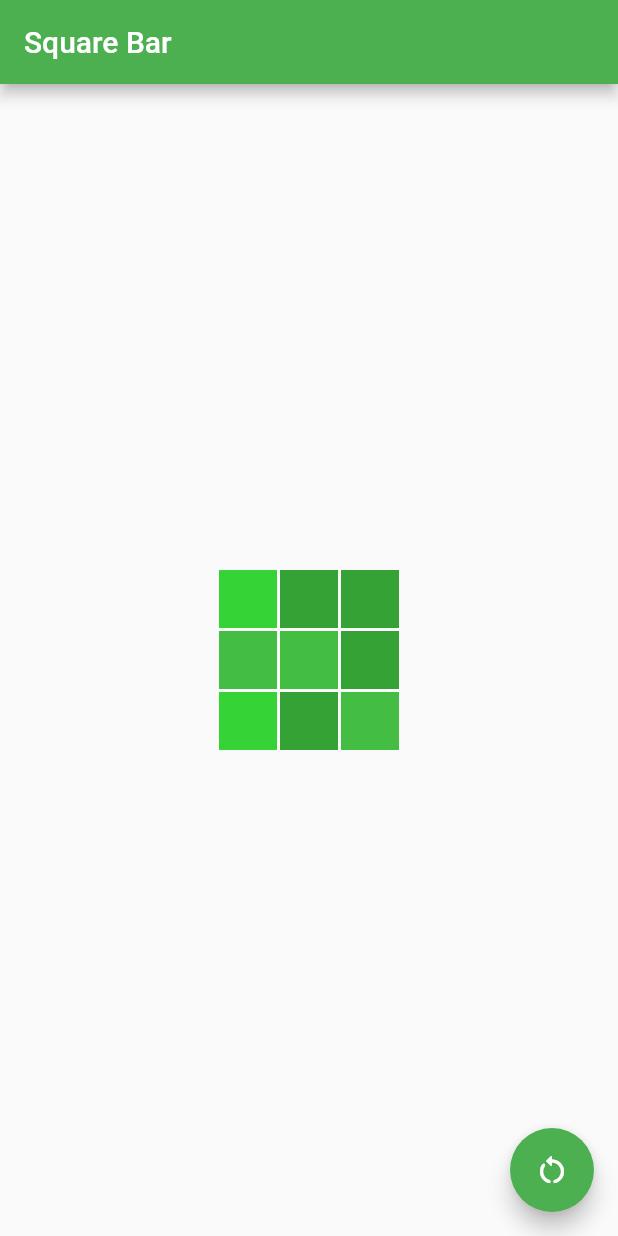
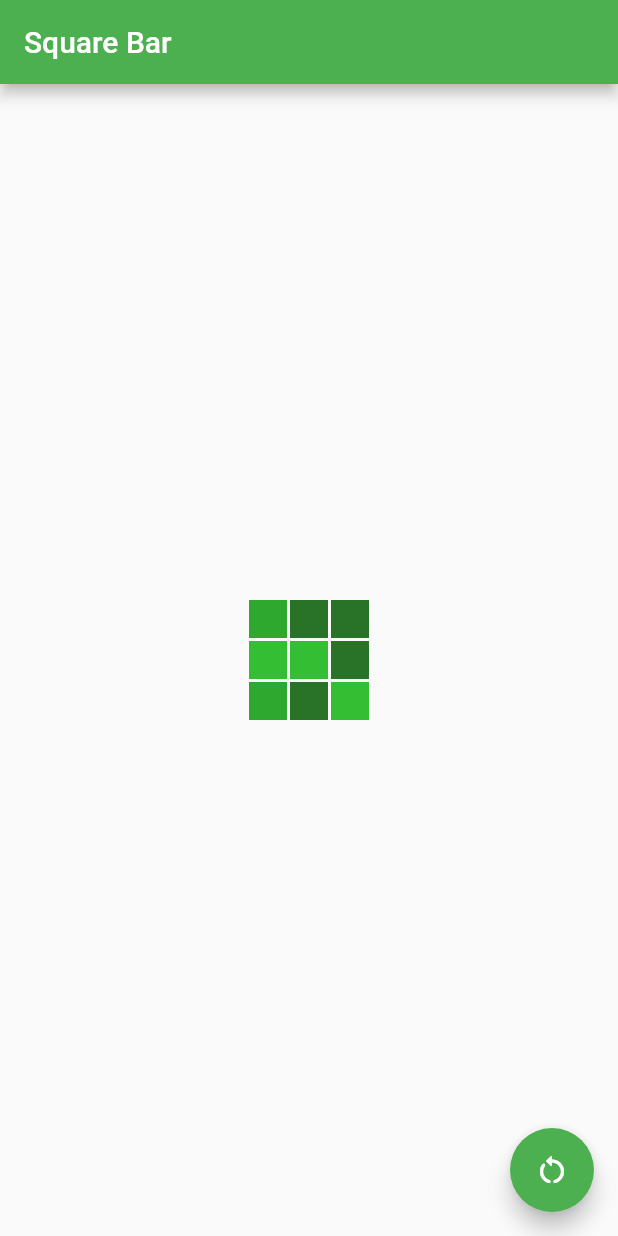
Before and after one commit to evanemran/square_bar, a Flutter app: the screen it shows after launch, on a phone screen of 412 x 824 dp. Run offline on Flutter 3.47's test engine with Material 2 defaults, Android fonts, the phone set to English and light mode, and no system bars.

Commit message:
updated color codes

```diff
--- a/lib/colors.dart
+++ b/lib/colors.dart
@@ -1,9 +1,9 @@
 import 'dart:ui';
 
 class AppColors {
-  static const g1 = Color(0xff43be43);
-  static const g2 = Color(0xff36d336);
-  static const g3 = Color(0xff35a235);
+  static const g1 = Color(0xff33be33);
+  static const g2 = Color(0xff2ea82e);
+  static const g3 = Color(0xff287328);
   static const g4 = Color(0xff3fa83f);
   static const g5 = Color(0xff2d982d);
 }
--- a/lib/main.dart
+++ b/lib/main.dart
@@ -41,7 +41,7 @@ class _MyHomePageState extends State<MyHomePage> {
         title: Text(widget.title),
       ),
       body: const Center(
-        child: SquareBar(title: 'Loading', size: 120, duration: Duration(milliseconds: 700),),
+        child: SquareBar(title: 'Loading', size: 80, duration: Duration(milliseconds: 700),),
       ),
       floatingActionButton: FloatingActionButton(
         onPressed: () {},
```
Also changed, not shown: pubspec.lock.
